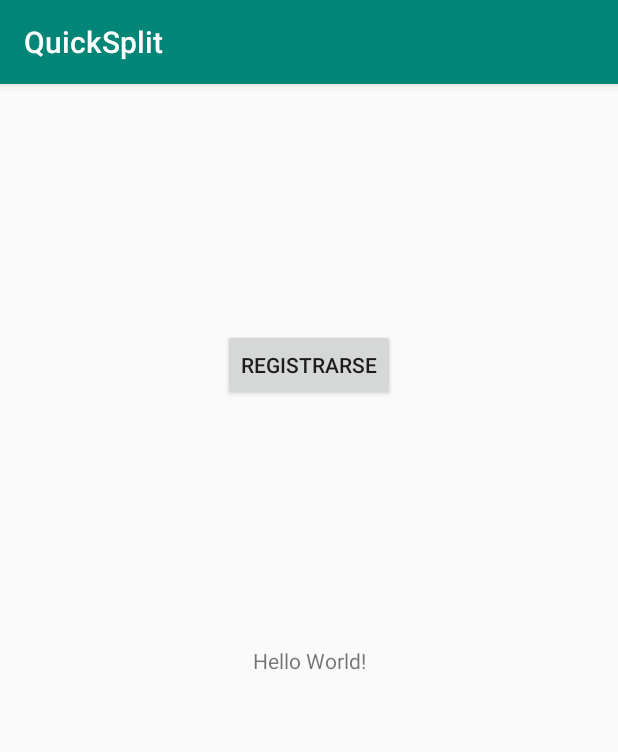
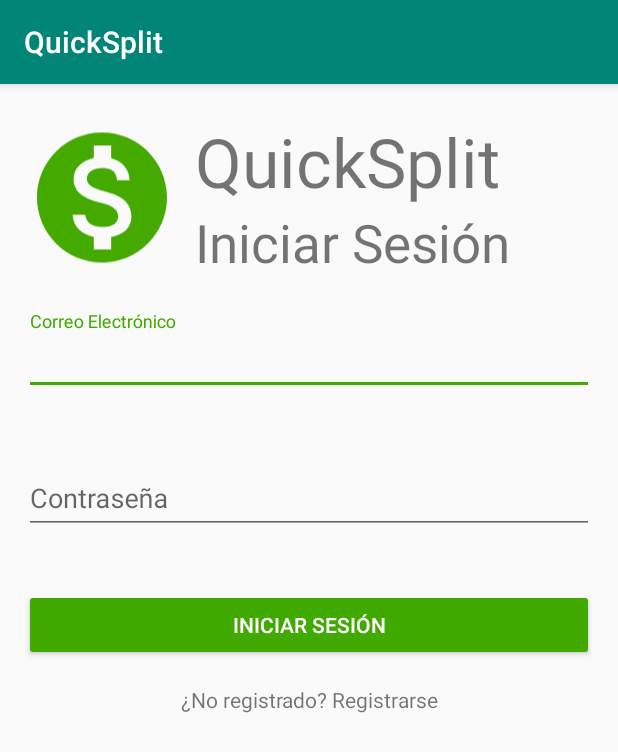
Before and after one commit to nicolaseirin/QuickSplit, an Android app: the screen it shows after launch (MainActivity), on a phone screen of 412 x 824 dp. Shown: the top 752 px of the screen. Run offline under Robolectric (Android 15) with nearby library versions, the phone set to English and light mode, and no system bars.

Commit message:
Added login screen

```diff
--- a/src/FrontEnd/app/src/main/java/org/quicksplit/MainActivity.java
+++ b/src/FrontEnd/app/src/main/java/org/quicksplit/MainActivity.java
@@ -1,22 +1,37 @@
 package org.quicksplit;
 
 import android.content.Intent;
+import android.support.design.widget.TextInputLayout;
 import android.support.v7.app.AppCompatActivity;
 import android.os.Bundle;
 import android.view.View;
 import android.widget.Button;
+import android.widget.EditText;
+import android.widget.TextView;
 
 public class MainActivity extends AppCompatActivity implements View.OnClickListener {
 
-    private Button btnRegister;
+    private TextInputLayout mLabelErrorUserName;
+    private EditText mTextUserName;
+    private TextInputLayout mLabelErrorPassword;
+    private EditText mTextPassword;
+    private Button mButtonLogin;
+    private TextView mTextViewRegister;
 
     @Override
     protected void onCreate(Bundle savedInstanceState) {
         super.onCreate(savedInstanceState);
         setContentView(R.layout.activity_main);
 
-        btnRegister = (Button) this.findViewById(R.id.btnTest);
-        btnRegister.setOnClickListener(this);
+        mTextViewRegister = (TextView) this.findViewById(R.id.txtView_register);
+        mTextViewRegister.setOnClickListener(this);
+
+        mButtonLogin = (Button) this.findViewById(R.id.btn_login);
+        mButtonLogin.setOnClickListener(new View.OnClickListener() {
+            public void onClick(View v) {
+
+            }
+        });
     }
 
     @Override
--- a/src/FrontEnd/app/src/main/java/org/quicksplit/RegisterActivity.java
+++ b/src/FrontEnd/app/src/main/java/org/quicksplit/RegisterActivity.java
@@ -1,5 +1,6 @@
 package org.quicksplit;
 
+import android.content.Intent;
 import android.support.design.widget.TextInputLayout;
 import android.support.v7.app.AppCompatActivity;
 import android.os.Bundle;
@@ -9,7 +10,7 @@ import android.widget.EditText;
 import android.widget.TextView;
 import android.widget.Toast;
 
-import org.quicksplit.model.UserModelIn;
+import org.quicksplit.model.User;
 import org.quicksplit.service.UserClient;
 
 import retrofit2.Call;
@@ -30,6 +31,7 @@ public class RegisterActivity extends AppCompatActivity implements View.OnClickL
     private EditText mTextRepeatPassword;
     private TextView mLabelErrorMessage;
     private Button mButtonregister;
+    private TextView mTextViewLogin;
 
     @Override
     protected void onCreate(Bundle savedInstanceState) {
@@ -54,14 +56,18 @@ public class RegisterActivity extends AppCompatActivity implements View.OnClickL
         mLabelErrorMessage = (TextView) findViewById(R.id.lbl_errorMessage);
 
         mButtonregister = (Button) findViewById(R.id.btn_register);
+        mButtonregister.setOnClickListener(new View.OnClickListener() {
+            public void onClick(View v) {
+                registerUser();
+            }
+        });
 
-        mButtonregister.setOnClickListener(this);
+        mTextViewLogin = (TextView) findViewById(R.id.txtView_login);
+        mTextViewLogin.setOnClickListener(this);
     }
 
-
-    @Override
-    public void onClick(View view) {
-        UserModelIn user = new UserModelIn();
+    private void registerUser() {
+        User user = new User();
 
         user.setName(mTextName.getText().toString());
         user.setLastName(mTextLastName.getText().toString());
@@ -72,10 +78,10 @@ public class RegisterActivity extends AppCompatActivity implements View.OnClickL
             return;
 
         UserClient client = ServiceGenerator.createService(UserClient.class);
-        Call<UserModelIn> call = client.createAccount(user);
-        call.enqueue(new Callback<UserModelIn>() {
+        Call<User> call = client.createAccount(user);
+        call.enqueue(new Callback<User>() {
             @Override
-            public void onResponse(Call<UserModelIn> call, Response<UserModelIn> response) {
+            public void onResponse(Call<User> call, Response<User> response) {
                 if (response.isSuccessful()) {
                     Toast.makeText(RegisterActivity.this, "Usuario registrado", Toast.LENGTH_SHORT).show();
                 } else {
@@ -83,7 +89,7 @@ public class RegisterActivity extends AppCompatActivity implements View.OnClickL
                 }
             }
 
-            private void showErrorMessage(Response<UserModelIn> response) {
+            private void showErrorMessage(Response<User> response) {
                 try {
                     String errorMessage = response.errorBody().string();
                     mLabelErrorMessage.setVisibility(View.VISIBLE);
@@ -94,7 +100,7 @@ public class RegisterActivity extends AppCompatActivity implements View.OnClickL
             }
 
             @Override
-            public void onFailure(Call<UserModelIn> call, Throwable t) {
+            public void onFailure(Call<User> call, Throwable t) {
                 Toast.makeText(RegisterActivity.this, "Error al registrar Usuario", Toast.LENGTH_SHORT).show();
             }
         });
@@ -152,4 +158,12 @@ public class RegisterActivity extends AppCompatActivity implements View.OnClickL
 
         return isValid;
     }
+
+    @Override
+    public void onClick(View view) {
+        Intent loginIntent = new Intent(this, MainActivity.class);
+        startActivity(loginIntent);
+    }
+
+
 }
--- /dev/null
+++ b/src/FrontEnd/app/src/main/java/org/quicksplit/model/Login.java
@@ -0,0 +1,22 @@
+package org.quicksplit.model;
+
+public class Login {
+    String userName;
+    String password;
+
+    public String getUserName() {
+        return userName;
+    }
+
+    public String getPassword() {
+        return password;
+    }
+
+    public void setUserName(String userName) {
+        this.userName = userName;
+    }
+
+    public void setPassword(String password) {
+        this.password = password;
+    }
+}
--- a/src/FrontEnd/app/src/main/java/org/quicksplit/model/UserModelIn.java
+++ b/src/FrontEnd/app/src/main/java/org/quicksplit/model/User.java
@@ -1,6 +1,6 @@
 package org.quicksplit.model;
 
-public class UserModelIn {
+public class User {
     private String name;
     private String lastName;
     private String mail;
--- a/src/FrontEnd/app/src/main/java/org/quicksplit/service/UserClient.java
+++ b/src/FrontEnd/app/src/main/java/org/quicksplit/service/UserClient.java
@@ -1,6 +1,7 @@
 package org.quicksplit.service;
 
-import org.quicksplit.model.UserModelIn;
+import org.quicksplit.model.Login;
+import org.quicksplit.model.User;
 
 import retrofit2.Call;
 import retrofit2.http.Body;
@@ -9,5 +10,8 @@ import retrofit2.http.POST;
 public interface UserClient {
 
     @POST("users")
-    Call<UserModelIn> createAccount(@Body UserModelIn userIn);
+    Call<User> createAccount(@Body User userIn);
+
+    @POST("authentications")
+    Call<User> login(@Body Login login);
 }
--- a/src/FrontEnd/app/src/main/res/layout/activity_main.xml
+++ b/src/FrontEnd/app/src/main/res/layout/activity_main.xml
@@ -1,33 +1,121 @@
 <?xml version="1.0" encoding="utf-8"?>
-<android.support.constraint.ConstraintLayout xmlns:android="http://schemas.android.com/apk/res/android"
+
+<LinearLayout xmlns:android="http://schemas.android.com/apk/res/android"
     xmlns:app="http://schemas.android.com/apk/res-auto"
     xmlns:tools="http://schemas.android.com/tools"
     android:layout_width="match_parent"
     android:layout_height="match_parent"
+    android:orientation="vertical"
+    android:paddingLeft="16dp"
+    android:paddingTop="16dp"
+    android:paddingRight="16dp"
+    android:paddingBottom="16dp"
     tools:context=".MainActivity">
 
-    <TextView
-        android:id="@+id/textView"
-        android:layout_width="wrap_content"
-        android:layout_height="wrap_content"
-        android:text="Hello World!"
-        app:layout_constraintBottom_toBottomOf="parent"
-        app:layout_constraintLeft_toLeftOf="parent"
-        app:layout_constraintRight_toRightOf="parent"
-        app:layout_constraintTop_toTopOf="parent" />
+    <ScrollView
+        android:layout_width="match_parent"
+        android:layout_height="match_parent">
 
-    <Button
-        android:id="@+id/btnTest"
-        android:layout_width="wrap_content"
-        android:layout_height="wrap_content"
-        android:layout_marginStart="8dp"
-        android:layout_marginTop="8dp"
-        android:layout_marginEnd="8dp"
-        android:layout_marginBottom="8dp"
-        android:text="@string/txt_register"
-        app:layout_constraintBottom_toTopOf="@+id/textView"
-        app:layout_constraintEnd_toEndOf="parent"
-        app:layout_constraintStart_toStartOf="parent"
-        app:layout_constraintTop_toTopOf="parent" />
+        <LinearLayout
+            android:layout_width="match_parent"
+            android:layout_height="match_parent"
+            android:orientation="vertical">
 
-</android.support.constraint.ConstraintLayout>
+            <LinearLayout
+                android:layout_width="match_parent"
+                android:layout_height="wrap_content"
+                android:orientation="horizontal">
+
+                <ImageView
+                    android:id="@+id/imageView"
+                    android:layout_width="104dp"
+                    android:layout_height="119dp"
+                    app:srcCompat="@drawable/ic_logo" />
+
+                <LinearLayout
+                    android:layout_width="match_parent"
+                    android:layout_height="wrap_content"
+                    android:orientation="vertical">
+
+                    <TextView
+                        android:layout_width="wrap_content"
+                        android:layout_height="wrap_content"
+                        android:layout_marginLeft="10dp"
+                        android:layout_marginTop="5dp"
+                        android:text="@string/lbl_quicksplit"
+                        android:textSize="45dp" />
+
+                    <TextView
+                        android:layout_width="wrap_content"
+                        android:layout_height="wrap_content"
+                        android:layout_marginLeft="10dp"
+                        android:text="@string/lbl_login"
+                        android:textSize="35dp" />
+
+                </LinearLayout>
+
+            </LinearLayout>
+
+            <LinearLayout
+                android:layout_width="match_parent"
+                android:layout_height="wrap_content"
+                android:orientation="vertical">
+
+                <android.support.design.widget.TextInputLayout
+                    android:id="@+id/lblError_txtUserName"
+                    android:layout_width="match_parent"
+                    android:layout_height="wrap_content"
+                    android:layout_marginTop="16dp"
+                    app:errorEnabled="true">
+
+                    <EditText
+                        android:id="@+id/txtUserName"
+                        android:layout_width="match_parent"
+                        android:layout_height="wrap_content"
+                        android:layout_marginTop="16dp"
+                        android:hint="@string/txt_email"
+                        android:inputType="textEmailAddress" />
+
+                </android.support.design.widget.TextInputLayout>
+
+                <android.support.design.widget.TextInputLayout
+                    android:id="@+id/lblError_txtPassword"
+                    android:layout_width="match_parent"
+                    android:layout_height="wrap_content"
+                    android:layout_marginTop="16dp"
+                    app:errorEnabled="true">
+
+                    <EditText
+                        android:id="@+id/txtPassword"
+                        android:layout_width="match_parent"
+                        android:layout_height="wrap_content"
+                        android:layout_marginTop="16dp"
+                        android:hint="@string/txt_password"
+                        android:inputType="textVisiblePassword" />
+
+                </android.support.design.widget.TextInputLayout>
+
+                <Button
+                    android:id="@+id/btn_login"
+                    style="@style/Widget.AppCompat.Button.Colored"
+                    android:layout_width="match_parent"
+                    android:layout_height="wrap_content"
+                    android:layout_marginTop="16dp"
+                    android:text="@string/lbl_login" />
+
+                <TextView
+                    android:id="@+id/txtView_register"
+                    android:layout_width="match_parent"
+                    android:layout_height="wrap_content"
+                    android:layout_marginTop="16dp"
+                    android:layout_marginBottom="16dp"
+                    android:gravity="center"
+                    android:text="¿No registrado? Registrarse" />
+
+            </LinearLayout>
+
+        </LinearLayout>
+
+    </ScrollView>
+
+</LinearLayout>
--- a/src/FrontEnd/app/src/main/res/layout/activity_register.xml
+++ b/src/FrontEnd/app/src/main/res/layout/activity_register.xml
@@ -170,6 +170,7 @@
                     app:layout_constraintTop_toBottomOf="@+id/txtRepeatPassword" />
 
                 <TextView
+                    android:id="@+id/txtView_login"
                     android:layout_width="match_parent"
                     android:layout_height="wrap_content"
                     android:layout_marginTop="16dp"
--- a/src/FrontEnd/app/src/main/res/values/strings.xml
+++ b/src/FrontEnd/app/src/main/res/values/strings.xml
@@ -8,4 +8,5 @@
     <string name="txt_register">Registrarse</string>
     <string name="lbl_quicksplit">QuickSplit</string>
     <string name="lbl_register">Registrarse</string>
+    <string name="lbl_login">Iniciar Sesión</string>
 </resources>
```
